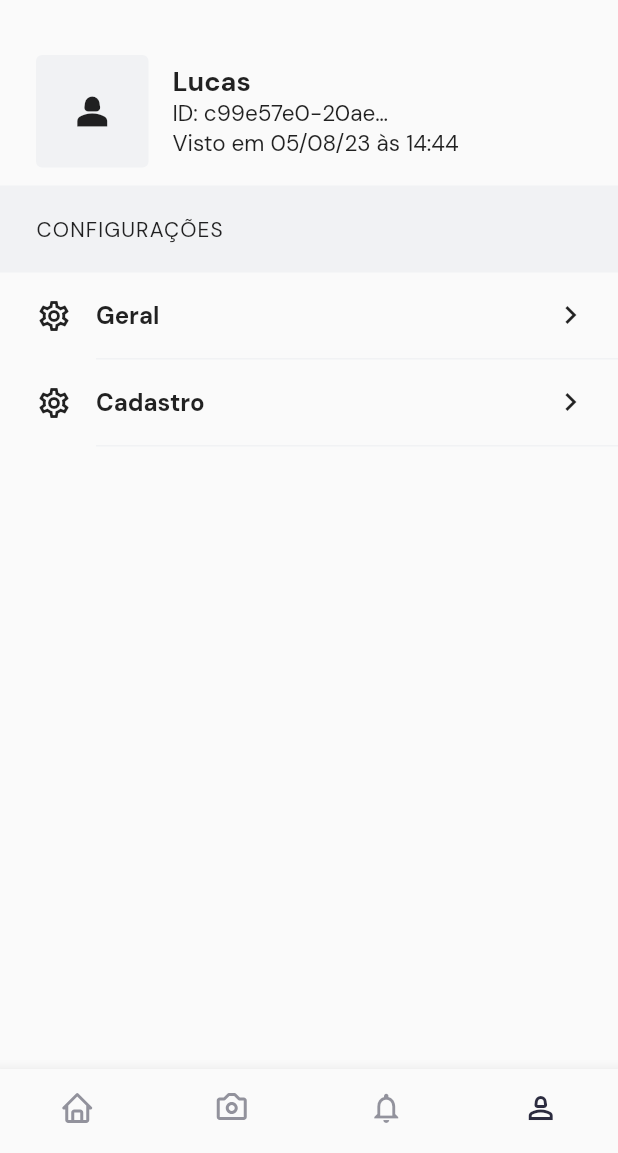
After one commit to LucasCorreia01/boli, a Flutter app: the InitialScreen screen opened directly, item 4 of the bottom bar chosen, on a phone screen of 412 x 824 dp, the part 83-1236 px from its top. The commit adds this screen. Run offline on Flutter 3.47's test engine with Material 2 defaults, Android fonts, the phone set to English and light mode, and no system bars; our stand-ins replace camera, fl_chart, icons_plus, local_auth, money_formatter, page_transition.

Commit message:
profile screen finished

```diff
--- a/lib/main.dart
+++ b/lib/main.dart
@@ -46,7 +46,7 @@ class MainApp extends StatelessWidget {
           return PageTransition(
               settings: settings,
               type: PageTransitionType.bottomToTop,
-              child: CardScreen(),
+              child: const CardScreen(),
               childCurrent: const InitialScreen(),
               isIos: true);
         } else if (settings.name == 'screen-card-single') {
@@ -55,7 +55,7 @@ class MainApp extends StatelessWidget {
             settings: settings,
             type: PageTransitionType.rightToLeftJoined,
             child: CardScreenSingle(arguments),
-            childCurrent: CardScreen(),
+            childCurrent: const CardScreen(),
             isIos: true,
           );
         } else if (settings.name == 'saving-screen-single') {
--- a/lib/screens/cards_screen.dart
+++ b/lib/screens/cards_screen.dart
@@ -2,7 +2,6 @@ import 'package:boli/components/card_credit_item_widget.dart';
 import 'package:boli/models/cardCreditItemModel.dart';
 import 'package:flutter/material.dart';
 import 'package:boli/helpers/exemples.dart';
-import 'package:icons_plus/icons_plus.dart';
 
 // ignore: must_be_immutable
 class CardScreen extends StatelessWidget {
--- a/lib/screens/home_screen.dart
+++ b/lib/screens/home_screen.dart
@@ -5,8 +5,8 @@
 import 'package:flutter/material.dart';
 
 class HomeScreen extends StatelessWidget {
-  bool balanceVisibility;
-  HomeScreen({required this.balanceVisibility, super.key});
+  final bool balanceVisibility;
+  const HomeScreen({required this.balanceVisibility, super.key});
 
   @override
   Widget build(BuildContext context) {
--- /dev/null
+++ b/lib/screens/profile_screen.dart
@@ -0,0 +1,160 @@
+import 'package:flutter/material.dart';
+
+class ProfileScreen extends StatelessWidget {
+  const ProfileScreen({super.key});
+
+  @override
+  Widget build(BuildContext context) {
+    return CustomScrollView(
+      slivers: [
+        SliverToBoxAdapter(
+          child: Padding(
+            padding: const EdgeInsets.symmetric(horizontal: 24.0, vertical: 10),
+            child: Row(
+              children: [
+                Container(
+                  width: 75,
+                  height: 75,
+                  decoration: BoxDecoration(
+                      color: const Color.fromRGBO(241, 242, 244, 1),
+                      borderRadius: BorderRadius.circular(4)),
+                  child: const Icon(
+                    Icons.person_2,
+                    size: 30,
+                  ),
+                ),
+                const Expanded(
+                  child: Padding(
+                    padding: EdgeInsets.fromLTRB(16.0, 8, 8, 8),
+                    child: Column(
+                      crossAxisAlignment: CrossAxisAlignment.start,
+                      children: [
+                        Text(
+                          'Lucas',
+                          style: TextStyle(
+                              fontSize: 18, fontWeight: FontWeight.bold),
+                        ),
+                        SizedBox(
+                          width: 150,
+                          child: Text(
+                            'ID: c99e57e0-20ae-11ee-9a53-332097d095ae',
+                            style: TextStyle(
+                                fontSize: 15, overflow: TextOverflow.ellipsis),
+                          ),
+                        ),
+                        Text(
+                          'Visto em 05/08/23 às 14:44',
+                          style: TextStyle(fontSize: 15),
+                        )
+                      ],
+                    ),
+                  ),
+                )
+              ],
+            ),
+          ),
+        ),
+        SliverToBoxAdapter(
+          child: Container(
+            decoration:
+                const BoxDecoration(color: Color.fromRGBO(241, 242, 244, 1)),
+            child: const Padding(
+              padding: EdgeInsets.fromLTRB(24, 20, 10, 20),
+              child: Text(
+                'CONFIGURAÇÕES',
+                style: TextStyle(
+                    fontSize: 14,
+                    letterSpacing: 0.75,
+                    fontWeight: FontWeight.w500),
+              ),
+            ),
+          ),
+        ),
+        SliverToBoxAdapter(
+          child: Container(
+            padding: const EdgeInsets.only(left: 24),
+            child: Row(
+              children: [
+                const Padding(
+                  padding: EdgeInsets.fromLTRB(0, 16, 0, 16),
+                  child: Icon(Icons.settings_outlined),
+                ),
+                Expanded(
+                  child: Padding(
+                    padding: const EdgeInsets.only(left: 16.0),
+                    child: Container(
+                      height: 58,
+                      decoration: const BoxDecoration(
+                          border: Border(
+                        bottom: BorderSide(
+                          width: 1,
+                          color: Color.fromRGBO(241, 242, 244, 1),
+                        ),
+                      )),
+                      child: const Row(
+                        children: [
+                          Expanded(
+                              flex: 9,
+                              child: Text(
+                                'Geral',
+                                style: TextStyle(
+                                    fontSize: 16, fontWeight: FontWeight.bold),
+                              )),
+                          Expanded(
+                              flex: 2,
+                              child: Icon(Icons.keyboard_arrow_right_outlined)),
+                        ],
+                      ),
+                    ),
+                  ),
+                ),
+              ],
+            ),
+          ),
+        ),
+        SliverToBoxAdapter(
+          child: Container(
+            padding: const EdgeInsets.only(left: 24),
+            child: Row(
+              children: [
+                const Padding(
+                  padding: EdgeInsets.fromLTRB(0, 16, 0, 16),
+                  child: Icon(Icons.settings_outlined),
+                ),
+                Expanded(
+                  child: Padding(
+                    padding: const EdgeInsets.only(left: 16.0),
+                    child: Container(
+                      height: 58,
+                      decoration: const BoxDecoration(
+                          border: Border(
+                        bottom: BorderSide(
+                          width: 1,
+                          color: Color.fromRGBO(241, 242, 244, 1),
+                        ),
+                      )),
+                      child: const Row(
+                        children: [
+                          Expanded(
+                              flex: 9,
+                              child: Text(
+                                'Cadastro',
+                                style: TextStyle(
+                                    fontSize: 16, fontWeight: FontWeight.bold),
+                              )),
+                          Expanded(
+                              flex: 2,
+                              child: Icon(Icons.keyboard_arrow_right_outlined)),
+                        ],
+                      ),
+                    ),
+                  ),
+                ),
+              ],
+            ),
+          ),
+        )
+      ],
+    );
+  }
+}
--- a/lib/screens/sections/card_screen_single_sections/invoices_section.dart
+++ b/lib/screens/sections/card_screen_single_sections/invoices_section.dart
@@ -1,5 +1,6 @@
 import 'package:boli/helpers/exemples.dart';
 import 'package:flutter/material.dart';
+// ignore: depend_on_referenced_packages
 import 'package:icons_plus/icons_plus.dart';
 import '../../../components/list_item_incoices.dart';
 
@@ -31,7 +32,7 @@ class InvoicesSection extends StatelessWidget {
         SliverList(
           delegate: SliverChildBuilderDelegate(
             (context, index) {
-              ListItemInvoces(
+              return ListItemInvoces(
                 listItemExemples[index]['date']!,
                 listItemExemples[index]['title']!,
                 listItemExemples[index]['value']!,
--- a/pubspec.yaml
+++ b/pubspec.yaml
@@ -20,6 +20,7 @@ dev_dependencies:
   fl_chart: ^0.63.0
   money_formatter: ^0.0.4
   camera: ^0.10.5+2
+  uuid: ^3.0.7
 
 flutter:
   uses-material-design: true
```
Also changed, not shown: lib/screens/autentication_screen.dart (+13 -10 lines), lib/screens/initial_screen.dart (+15 -20 lines), pubspec.lock.
